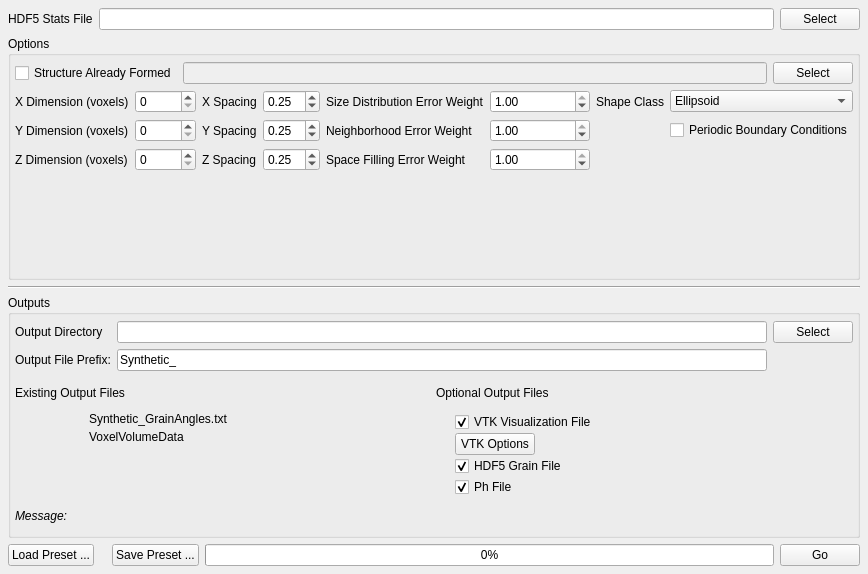
First picture: the form in Source/UIPlugins/GrainGenerator/GrainGeneratorWidget.ui, repository BlueQuartzSoftware/DREAM3D, before the edit.
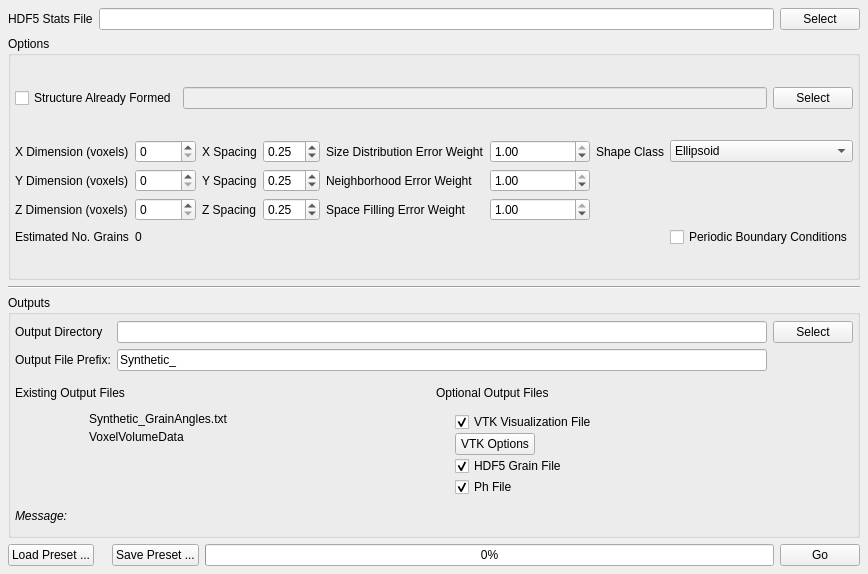
Second picture: the form after the edit. Icons and pictures are not drawn. Custom widgets are drawn as their Qt base class.

Commit message: trying to create estimated number of grains on grain generator tab

Patch:
```diff
--- a/Source/UIPlugins/GrainGenerator/GrainGeneratorWidget.ui
+++ b/Source/UIPlugins/GrainGenerator/GrainGeneratorWidget.ui
@@ -6,7 +6,7 @@
    <rect>
     <x>0</x>
     <y>0</y>
-    <width>764</width>
+    <width>792</width>
     <height>574</height>
    </rect>
   </property>
@@ -299,7 +299,21 @@
           </item>
          </widget>
         </item>
-        <item row="1" column="8">
+        <item row="3" column="1">
+         <widget class="QLabel" name="est_numgrains">
+          <property name="text">
+           <string>0</string>
+          </property>
+         </widget>
+        </item>
+        <item row="3" column="0">
+         <widget class="QLabel" name="label_9">
+          <property name="text">
+           <string>Estimated No. Grains</string>
+          </property>
+         </widget>
+        </item>
+        <item row="3" column="8">
          <widget class="QCheckBox" name="m_PeriodicBoundaryConditions">
           <property name="text">
            <string>Periodic Boundary Conditions</string>
```
Left out of the diff: 1 changed line with no effect on the pictures. The commit also changes 2 other files.
